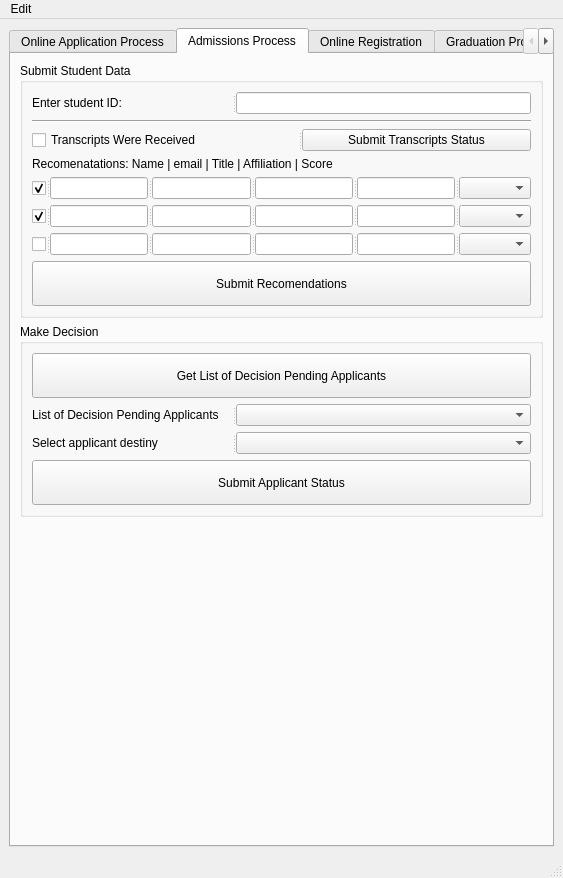
Qt form starrs/ui/ui_main.ui (kiryha/CIS556) before a commit.
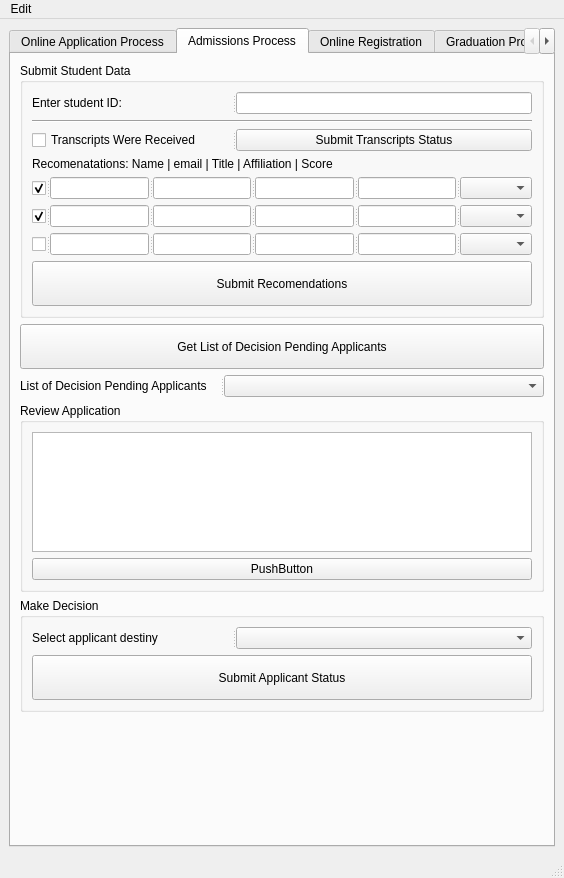
The same form after that commit. The open tabs and pages were chosen to show the change.

The edit to the form file:
```diff
--- a/starrs/ui/ui_main.ui
+++ b/starrs/ui/ui_main.ui
@@ -6,7 +6,7 @@
    <rect>
     <x>0</x>
     <y>0</y>
-    <width>563</width>
+    <width>564</width>
     <height>878</height>
    </rect>
   </property>
@@ -559,6 +559,18 @@
               <enum>Qt::Horizontal</enum>
              </property>
              <widget class="QCheckBox" name="chbTranscripts">
+              <property name="minimumSize">
+               <size>
+                <width>200</width>
+                <height>0</height>
+               </size>
+              </property>
+              <property name="maximumSize">
+               <size>
+                <width>200</width>
+                <height>16777215</height>
+               </size>
+              </property>
               <property name="text">
                <string>Transcripts Were Received</string>
               </property>
@@ -668,12 +680,6 @@
          </widget>
         </item>
         <item>
-         <widget class="QGroupBox" name="groupBox_4">
-          <property name="title">
-           <string>Make Decision</string>
-          </property>
-          <layout class="QVBoxLayout" name="verticalLayout_11">
-           <item>
             <widget class="QPushButton" name="btnGetPendingApplicants">
              <property name="minimumSize">
               <size>
@@ -712,6 +718,38 @@
             </widget>
            </item>
            <item>
+         <widget class="QGroupBox" name="groupBox_4">
+          <property name="title">
+           <string>Review Application</string>
+          </property>
+          <layout class="QVBoxLayout" name="verticalLayout_11">
+           <item>
+            <widget class="QTableView" name="tabApplicantData">
+             <property name="maximumSize">
+              <size>
+               <width>16777215</width>
+               <height>120</height>
+              </size>
+             </property>
+            </widget>
+           </item>
+           <item>
+            <widget class="QPushButton" name="pushButton">
+             <property name="text">
+              <string>PushButton</string>
+             </property>
+            </widget>
+           </item>
+          </layout>
+         </widget>
+        </item>
+        <item>
+         <widget class="QGroupBox" name="groupBox_2">
+          <property name="title">
+           <string>Make Decision</string>
+          </property>
+          <layout class="QVBoxLayout" name="verticalLayout_8">
+           <item>
             <widget class="QSplitter" name="splitter_14">
              <property name="orientation">
               <enum>Qt::Horizontal</enum>
@@ -786,7 +824,7 @@
     <rect>
      <x>0</x>
      <y>0</y>
-     <width>563</width>
+     <width>564</width>
      <height>21</height>
     </rect>
    </property>
```
Lines whose indentation alone changed are shown as unchanged.
